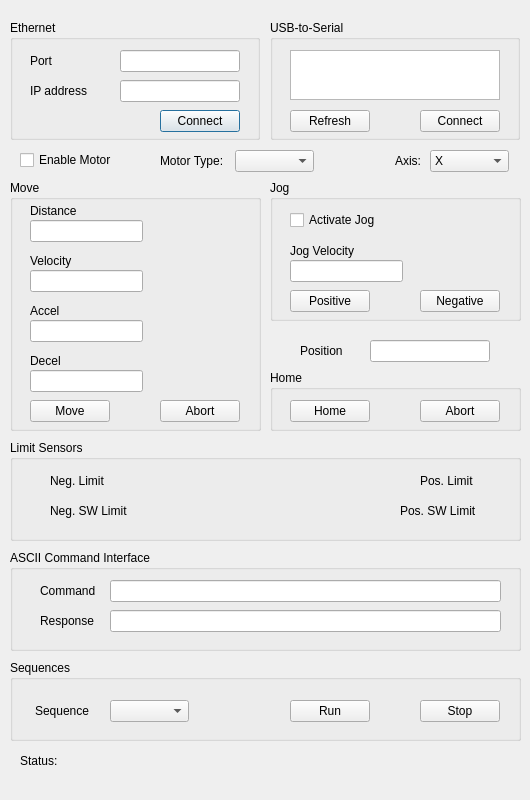
First picture: the form in MotionClient.ui, repository bobe-kui/MotionClient, before the edit.
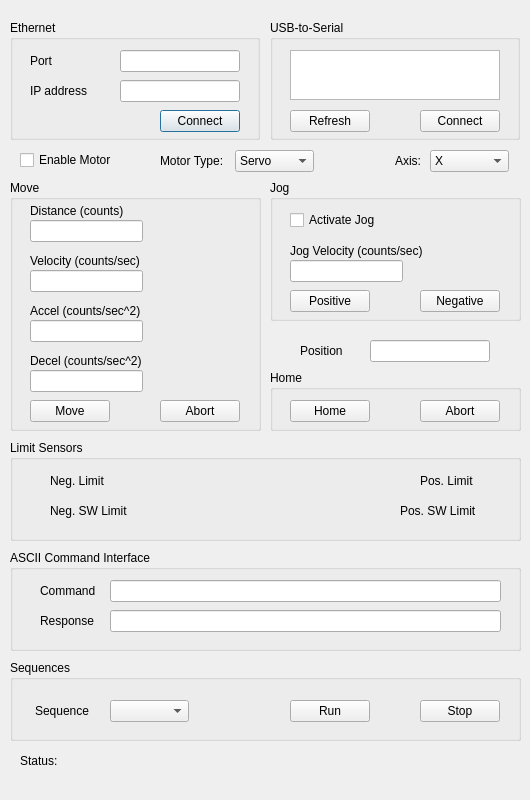
Second picture: the form after the edit.

Commit message: ASCII Command function and relative move function added to the GUI

Patch:
```diff
--- a/MotionClient.ui
+++ b/MotionClient.ui
@@ -171,6 +171,16 @@
      <height>22</height>
     </rect>
    </property>
+   <item>
+    <property name="text">
+     <string>Servo</string>
+    </property>
+   </item>
+   <item>
+    <property name="text">
+     <string>Stepper</string>
+    </property>
+   </item>
   </widget>
   <widget class="QLabel" name="label">
    <property name="geometry">
@@ -306,12 +316,12 @@
      <rect>
       <x>20</x>
       <y>20</y>
-      <width>61</width>
+      <width>140</width>
       <height>22</height>
      </rect>
     </property>
     <property name="text">
-     <string>Distance</string>
+     <string>Distance (counts)</string>
     </property>
    </widget>
    <widget class="QLabel" name="IPLabel_3">
@@ -319,12 +329,12 @@
      <rect>
       <x>20</x>
       <y>70</y>
-      <width>61</width>
+      <width>130</width>
       <height>22</height>
      </rect>
     </property>
     <property name="text">
-     <string>Velocity</string>
+     <string>Velocity (counts/sec)</string>
     </property>
    </widget>
    <widget class="QLabel" name="IPLabel_4">
@@ -332,12 +342,12 @@
      <rect>
       <x>20</x>
       <y>120</y>
-      <width>61</width>
+      <width>130</width>
       <height>22</height>
      </rect>
     </property>
     <property name="text">
-     <string>Accel</string>
+     <string>Accel (counts/sec^2)</string>
     </property>
    </widget>
    <widget class="QLabel" name="IPLabel_5">
@@ -345,12 +355,12 @@
      <rect>
       <x>20</x>
       <y>170</y>
-      <width>61</width>
+      <width>140</width>
       <height>22</height>
      </rect>
     </property>
     <property name="text">
-     <string>Decel</string>
+     <string>Decel (counts/sec^2)</string>
     </property>
    </widget>
   </widget>
@@ -381,12 +391,12 @@
      <rect>
       <x>20</x>
       <y>60</y>
-      <width>71</width>
+      <width>150</width>
       <height>22</height>
      </rect>
     </property>
     <property name="text">
-     <string>Jog Velocity</string>
+     <string>Jog Velocity (counts/sec)</string>
     </property>
    </widget>
    <widget class="QPushButton" name="pushButton_3">
```
The commit also changes 4 other files.
